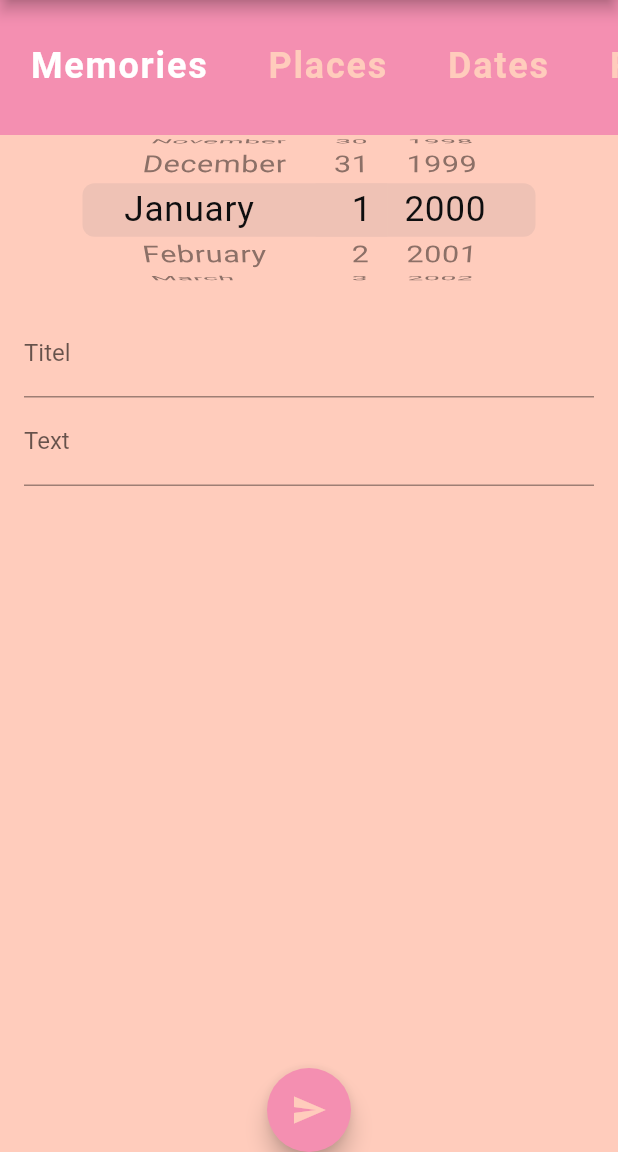
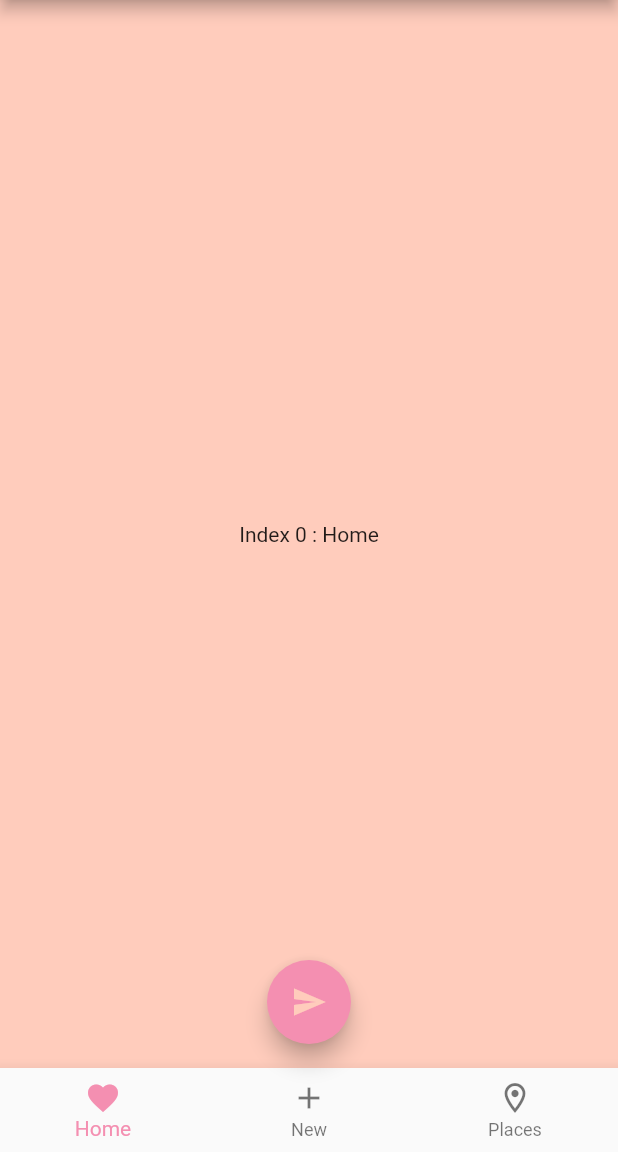
Before and after one commit to natascha20/Memory-Collector, a Flutter app: the screen it shows after launch, on a phone screen of 412 x 824 dp, the part 84-1236 px from its top. Run offline on Flutter 3.47's test engine with Material 2 defaults, Android fonts, the phone set to English and light mode, and no system bars.

```diff
--- a/memorycollector/lib/main.dart
+++ b/memorycollector/lib/main.dart
@@ -13,54 +13,6 @@ void main() {
     if (kReleaseMode) exit(1);
   };
   runApp(MyApp());
-}
-
-class CategorySelector extends StatefulWidget {
-  @override
-  _CategorySelectorState createState() => _CategorySelectorState();
-}
-
-class _CategorySelectorState extends State<CategorySelector> {
-  int selectedIndex = 0;
-  final List<String> categories = ['Memories', 'Places', 'Dates', 'Pictures'];
-
-  @override
-  Widget build(BuildContext context) {
-    return Container(
-      height: 90.0,
-      color: Theme.of(context).primaryColor,
-      child: ListView.builder(
-        scrollDirection: Axis.horizontal,
-        itemCount: categories.length,
-        itemBuilder: (BuildContext context, int index) {
-          return GestureDetector(
-            onTap: () {
-              setState(() {
-                selectedIndex = index;
-              });
-            },
-            child: Padding(
-              padding: EdgeInsets.symmetric(
-                horizontal: 20.0,
-                vertical: 30.0,
-              ),
-              child: Text(
-                categories[index],
-                style: TextStyle(
-                  color: index == selectedIndex
-                      ? Colors.white
-                      : Theme.of(context).accentColor,
-                  fontSize: 24.0,
-                  fontWeight: FontWeight.bold,
-                  letterSpacing: 1.2,
-                ),
-              ),
-            ),
-          );
-        },
-      ),
-    );
-  }
 }
 
 class MyApp extends StatelessWidget {
@@ -87,18 +39,25 @@ class MyHomePage extends StatefulWidget {
 }
 
 class _MyHomePageState extends State<MyHomePage> {
-  Image _counter = Image.asset('img/Paper Flora.jpg');
+  int _selectetIndex = 0;
+  static const List<Widget> _widgetOptions = <Widget>[
+    Text(
+      'Index 0 : Home',
+    ),
+    Text('Index = 1 : New'),
+    Text('Index = 2 : Location'),
+  ];
 
-  void _incrementCounter() {
+  void _onItemTapped(int index) {
     setState(() {
-      _counter = Image.asset("img/Logo 500x500 px.png");
+      _selectetIndex = index;
     });
   }
 
   @override
   Widget build(BuildContext context) {
     return Scaffold(
-      backgroundColor: Theme.of(context).primaryColor,
+      backgroundColor: Theme.of(context).accentColor,
       appBar: AppBar(
         title: Text(
           widget.title,
@@ -108,17 +67,61 @@ class _MyHomePageState extends State<MyHomePage> {
           ),
         ),
       ),
-      body: Column(
+      body: Center(
+        child: _widgetOptions.elementAt(_selectetIndex),
+      ),
+      floatingActionButtonLocation: FloatingActionButtonLocation.centerFloat,
+      floatingActionButton: FloatingActionButton(
+        backgroundColor: Theme.of(context).primaryColor,
+        foregroundColor: Theme.of(context).accentColor,
+        onPressed: () {
+          return showDialog(
+            context: context,
+            builder: (context) {
+              return AlertDialog(
+                content: Text(date + ' ' + title + '\n' + summary),
+              );
+            },
+          );
+        },
+        tooltip: 'Show me the value',
+        child: Icon(Icons.send),
+      ),
+      bottomNavigationBar: BottomNavigationBar(
+        items: [
+          BottomNavigationBarItem(
+            icon: Icon(Icons.favorite),
+            label: 'Home',
+          ),
+          BottomNavigationBarItem(
+            icon: Icon(Icons.add),
+            label: 'New',
+          ),
+          BottomNavigationBarItem(
+            icon: Icon(Icons.location_on_outlined),
+            label: 'Places',
+          ),
+        ],
+        currentIndex: _selectetIndex,
+        selectedItemColor: Theme.of(context).primaryColor,
+        onTap: _onItemTapped,
+      ),
+    );
+  }
+}
+
+// Formular mit dem Titel, der Bescreibung & dem Datum:
+/*
+ Column(
         mainAxisAlignment: MainAxisAlignment.center,
         children: <Widget>[
-          CategorySelector(),
           Container(
             height: 100,
             color: Theme.of(context).accentColor,
             child: CupertinoDatePicker(
               mode: CupertinoDatePickerMode.date,
-              initialDateTime: DateTime(2000,1,1),
-              onDateTimeChanged: (DateTime newDateTime){
+              initialDateTime: DateTime(2020, 1, 1),
+              onDateTimeChanged: (DateTime newDateTime) {
                 newDateTime = date as DateTime;
               },
             ),
@@ -141,8 +144,7 @@ class _MyHomePageState extends State<MyHomePage> {
                           textInputAction: TextInputAction.send,
                           decoration: InputDecoration(
                             labelText: 'Titel',
-                          )
-                      ),
+                          )),
                       TextField(
                           onChanged: (text) {
                             summary = text;
@@ -161,23 +163,5 @@ class _MyHomePageState extends State<MyHomePage> {
           ),
         ],
       ),
-      floatingActionButtonLocation: FloatingActionButtonLocation.centerDocked,
-      floatingActionButton: FloatingActionButton(
-        backgroundColor: Theme.of(context).primaryColor,
-        foregroundColor: Theme.of(context).accentColor,
-        onPressed: () {
-          return showDialog(
-            context: context,
-            builder: (context) {
-              return AlertDialog(
-                content: Text(date+' '+title+'\n'+summary),
-              );
-            },
-          );
-        },
-        tooltip: 'Show me the value',
-        child: Icon(Icons.send),
-      ),
-    );
-  }
-}
+
+ */
```
